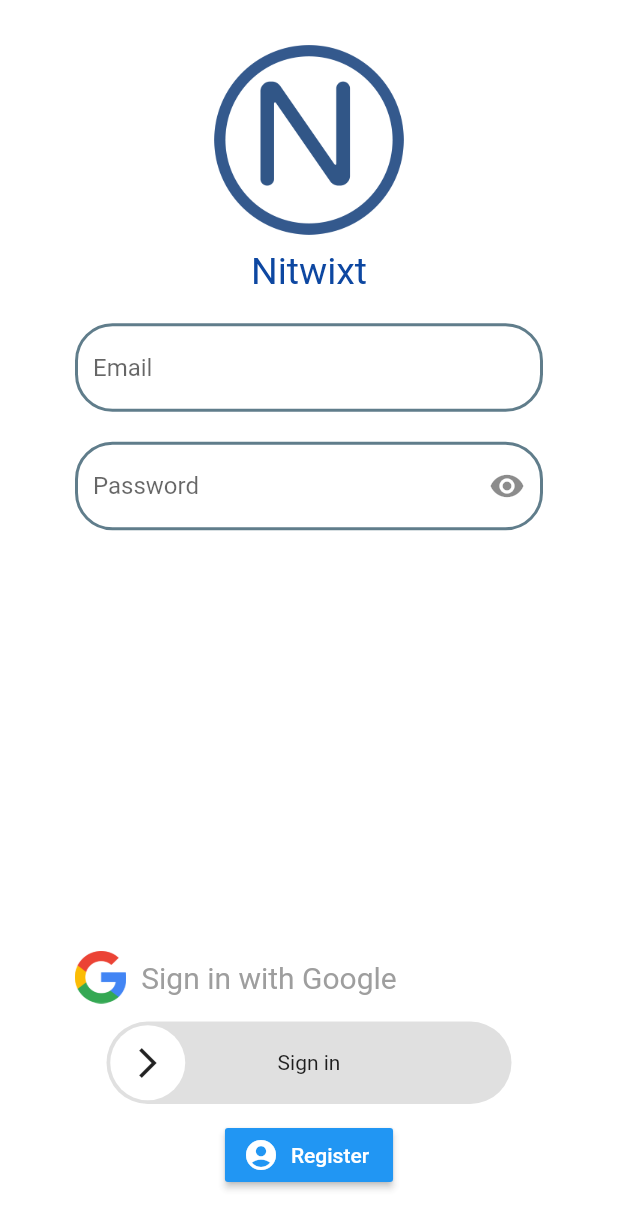
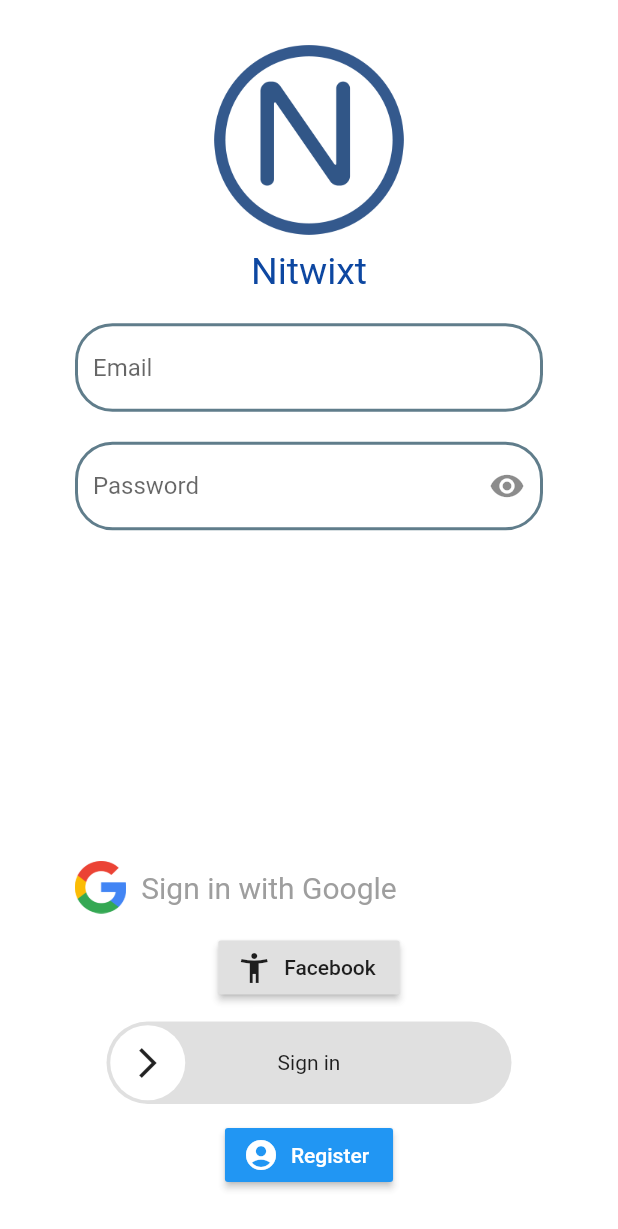
Before and after one commit to ValentinVignal/Nitwixt, a Flutter app: the SignIn screen opened directly, on a phone screen of 412 x 824 dp. Shown: the top 1229 px of the screen. Run offline on Flutter 3.47's test engine with Material 2 defaults, Android fonts, the phone set to English and light mode, and no system bars; drawn by our look-alikes of slider_button; our stand-ins replace cloud_firestore, firebase_auth, firebase_messaging, flutter_local_notifications, flutter_spinkit, fluttertoast and 2 more; missing offline and left inert: dart:ffi, flutter_facebook_login, flutter_password_strength; accounts and stored records are empty.

Commit message:
Can log with Facebook !!!

```diff
--- a/lib/screens/authenticate/sign_in.dart
+++ b/lib/screens/authenticate/sign_in.dart
@@ -17,6 +17,7 @@
 class _SignInState extends State<SignIn> {
   final AuthEmailPassword _authEmailPassword = AuthEmailPassword();
   final AuthGoogle _authGoogle = AuthGoogle();
+  final AuthFacebook _authFacebook = AuthFacebook();
   final _formKey = GlobalKey<FormState>();
   bool loading = false;
   bool _passwordVisible = false;
@@ -126,6 +127,13 @@
                     ),
                   ),
                   SizedBox(height: 12.0),
+                  RaisedButton.icon(
+                      onPressed: () {
+                        _authFacebook.signInWithFacebook();
+                      },
+                      icon: Icon(Icons.accessibility_new),
+                      label: Text('Facebook')),
+                  SizedBox(height: 12.0),
                   SliderButton(
                     label: Text(
                       'Sign in',
--- a/lib/services/auth/auth.dart
+++ b/lib/services/auth/auth.dart
@@ -1,3 +1,4 @@
 export 'auth_service.dart';
 export 'auth_email_password.dart';
 export 'auth_google.dart';
+export 'auth_facebook.dart';
--- a/lib/services/auth/auth_service.dart
+++ b/lib/services/auth/auth_service.dart
@@ -1,10 +1,12 @@
 import 'package:firebase_auth/firebase_auth.dart';
+import 'package:flutter_facebook_login/flutter_facebook_login.dart';
 import 'package:nitwixt/models/user_auth.dart';
 import 'package:google_sign_in/google_sign_in.dart';
 
 class AuthService {
   final FirebaseAuth auth = FirebaseAuth.instance;
-  final googleSignIn = GoogleSignIn();
+  final GoogleSignIn googleSignIn = GoogleSignIn();
+  final FacebookLogin facebookLogin = FacebookLogin();
 
   // Create user obj based on FirebaseUser
   UserAuth userFromFirebaseUser(FirebaseUser firebaseUser) {
@@ -32,6 +34,8 @@
       return await auth.signOut().then((res) async {
         if (await googleSignIn.isSignedIn()) {
           return googleSignIn.signOut();
+        } else if (await facebookLogin.isLoggedIn) {
+          return facebookLogin.logOut();
         } else {
           return res;
         }
--- a/pubspec.yaml
+++ b/pubspec.yaml
@@ -40,6 +40,7 @@
   firebase_messaging: ^6.0.16
   flutter_local_notifications: ^1.4.3
   fluttertoast: ^4.0.1
+  flutter_facebook_login: ^3.0.0
 
 dev_dependencies:
   flutter_test:
```
Also changed, not shown: lib/services/auth/auth_facebook.dart (added, +38 -0 lines), lib/services/auth/auth_google.dart (+0 -14 lines), pubspec.lock, 5 other files.
